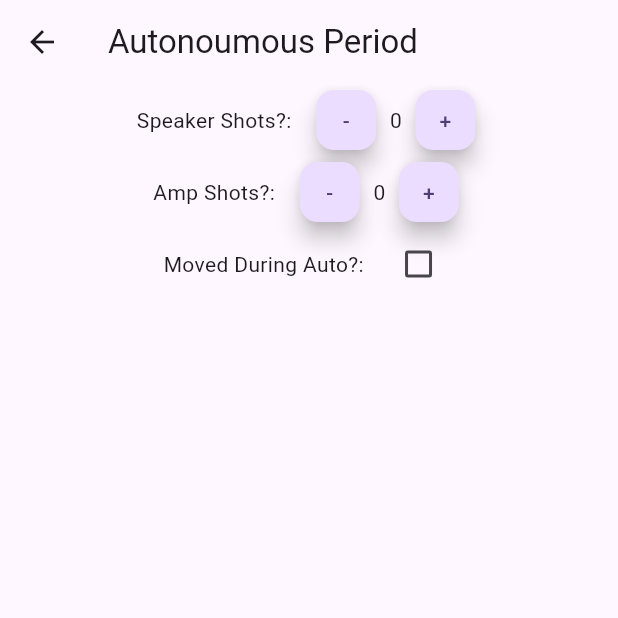
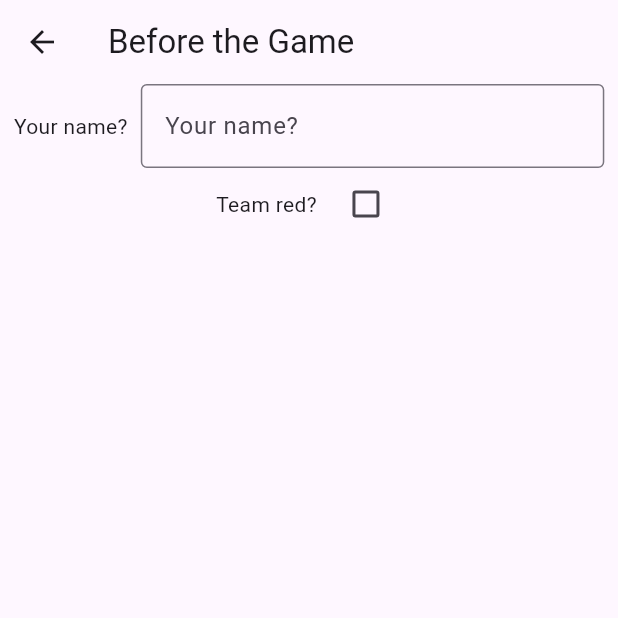
Before and after one commit to Aryan95614/FRC_SCOUTING_CRESCENDO_2023, a Flutter app: the screen it shows after launch, after a tap on "Start Scouting", on a phone screen of 412 x 824 dp, the top half of it. Run offline on Flutter 3.47's test engine with Material 3 defaults, Android fonts, the phone set to English and light mode, and no system bars; our stand-ins replace qr_flutter, screenshot, share_plus.

Commit message:
This is getting easier year by year

```diff
--- a/ScoutingApp1/lib/components/AddOrMinus.dart
+++ b/ScoutingApp1/lib/components/AddOrMinus.dart
@@ -24,7 +24,8 @@ class _AddOrMinusState extends State<AddOrMinus> {
       children: [
         Text("${widget.description} "),
         Functions.widthSpacing(),
-        FloatingActionButton.small(
+        Container(
+          child: ElevatedButton(
               onPressed: () {
                 setState(() {
                   if (Functions.dataclass.data[widget.value] > 0) {
@@ -35,6 +36,7 @@ class _AddOrMinusState extends State<AddOrMinus> {
               child: const Text(
                 "-",
               )),
+        ),
 
         // Adding some space
         Functions.widthSpacing(),
@@ -45,7 +47,8 @@ class _AddOrMinusState extends State<AddOrMinus> {
         // Adding some space
         Functions.widthSpacing(),
 
-        FloatingActionButton.small(
+        Container(
+          child: ElevatedButton(
               onPressed: () {
                 setState(() {
                   if (Functions.dataclass.data[widget.value] < 50) {
@@ -56,6 +59,7 @@ class _AddOrMinusState extends State<AddOrMinus> {
               child: const Text(
                 "+",
               )),
+        ),
       ],
     );
   }
--- /dev/null
+++ b/ScoutingApp1/lib/components/TextBoxField.dart
@@ -0,0 +1,45 @@
+import './functions.dart';
+import 'package:flutter/material.dart';
+
+class textBoxField extends StatefulWidget {
+  textBoxField({Key? key, required this.value, required this.description})
+      : super(key: key);
+
+  String value;
+  final String description;
+
+  @override
+  _TextBoxField createState() => _TextBoxField();
+}
+
+class _TextBoxField extends State<textBoxField> {
+  @override
+  Widget build(BuildContext context) {
+    return coolCheckbox(widget.value, widget.description);
+  }
+
+  Row coolCheckbox(String value, String description) {
+    return Row(
+      mainAxisAlignment: MainAxisAlignment.center,
+      children: [
+        Text("${widget.description} "),
+        Functions.widthSpacing(),
+        SizedBox(
+          width: MediaQuery.of(context).size.width * .75,
+          child: TextField(
+            obscureText: false,
+            decoration: InputDecoration(
+              border: const OutlineInputBorder(),
+              labelText: widget.description,
+            ),
+            onChanged: (String? changedText) {
+              Functions.dataclass.data[widget.value] = changedText!;
+              print(
+                  "Changed to ${Functions.dataclass.data[widget.value].toString()}");
+            },
+          ),
+        ),
+      ],
+    );
+  }
+}
--- a/ScoutingApp1/lib/components/functions.dart
+++ b/ScoutingApp1/lib/components/functions.dart
@@ -10,8 +10,13 @@ import '../pages/sample.dart';
 
 class Dataclass {
   Map<String, dynamic> data = {
+    "person_name": "",
     "team_name": "",
     "match_number": 0,
+
+    // Pregame
+
+    "color": false,
 
     // Auto
 
--- a/ScoutingApp1/lib/main.dart
+++ b/ScoutingApp1/lib/main.dart
@@ -1,5 +1,6 @@
 import 'package:flutter/material.dart';
 import './components/functions.dart';
+import './pages/Pregame.dart';
 import './pages/Auto.dart';
 import './pages/EndGame.dart';
 
@@ -21,8 +22,9 @@ class MyApp extends StatelessWidget {
       ),
       home: const MyHomePage(title: 'FRC 4976 Scouting App'),
       routes: {
+        "PreGamePage": (context) => const Pregame(title: 'Before the Game'),
         "AutoPage": (context) => const AutoPage(
-              title: "Autonoumous Period",
+              title: "Autonomous Period",
             ),
         "EndGamePage": (context) => const EndGame(title: "EndGame Period"),
       },
@@ -53,14 +55,11 @@ class _MyHomePageState extends State<MyHomePage> {
               mainAxisAlignment: MainAxisAlignment.center,
               children: <Widget>[
                 FloatingActionButton.extended(
-                  onPressed: () => showPage("AutoPage", context),
+                  heroTag: 'Go to the Auto Page',
+                  onPressed: () => showPage("PreGamePage", context),
                   label: const Text("Start Scouting"),
                 ),
                 Functions.verticalSpacing(),
-                FloatingActionButton.extended(
-                  onPressed: () => showPage("EndGamePage", context),
-                  label: const Text("End Scouting"),
-                ),
               ],
             ),
           ),
--- a/ScoutingApp1/lib/pages/Auto.dart
+++ b/ScoutingApp1/lib/pages/Auto.dart
@@ -14,12 +14,12 @@ class AutoPage extends StatefulWidget {
 }
 
 class _AutoPageState extends State<AutoPage> {
-  AddOrMinus speakerNoteCollection =
-      AddOrMinus(value: "speaker_note_score", description: "Speaker Shots?: ");
+  AddOrMinus speakerNoteCollection = new AddOrMinus(
+      value: "speaker_note_score", description: "Speaker Shots?: ");
   AddOrMinus ampNoteCollection =
-      AddOrMinus(value: "amp_note_score", description: "Amp Shots?: ");
-  checkbox moved =
-      checkbox(value: "moved_during_auto", description: "Moved During Auto?: ");
+      new AddOrMinus(value: "amp_note_score", description: "Amp Shots?: ");
+  checkbox moved = new checkbox(
+      value: "moved_during_auto", description: "Moved During Auto?: ");
 
   @override
   Widget build(BuildContext context) {
--- a/ScoutingApp1/lib/pages/EndGame.dart
+++ b/ScoutingApp1/lib/pages/EndGame.dart
@@ -14,11 +14,12 @@ class EndGame extends StatefulWidget {
 }
 
 class _EndGameState extends State<EndGame> {
-  checkbox climbed = checkbox(value: "climb", description: "Climbed?: ");
-  AddOrMinus trap = AddOrMinus(value: "trap", description: "Traps Scored: ");
+  checkbox climbed = new checkbox(value: "climb", description: "Climbed?: ");
+  AddOrMinus trap =
+      new AddOrMinus(value: "trap", description: "Traps Scored: ");
 
   checkbox chainFalling =
-      checkbox(value: "ChainFalling", description: "Fallen? ");
+      new checkbox(value: "ChainFalling", description: "Fallen? ");
 
   @override
   Widget build(BuildContext context) {
--- a/ScoutingApp1/lib/pages/Pregame.dart
+++ b/ScoutingApp1/lib/pages/Pregame.dart
@@ -0,0 +1,43 @@
+import 'package:flutter/gestures.dart';
+import 'package:flutter/material.dart';
+import 'package:scoutingapp1/components/AddOrMinus.dart';
+import 'package:scoutingapp1/components/TextBoxField.dart';
+import 'package:scoutingapp1/components/functions.dart';
+import 'package:scoutingapp1/components/Checkbox.dart';
+
+class Pregame extends StatefulWidget {
+  const Pregame({Key? key, required this.title}) : super(key: key);
+
+  final String title;
+
+  @override
+  State<Pregame> createState() => _PregameState();
+}
+
+class _PregameState extends State<Pregame> {
+  textBoxField personName =
+      new textBoxField(value: "person_name", description: "Your name?");
+  checkbox isRed = new checkbox(value: "color", description: "Team red?");
+
+  @override
+  Widget build(BuildContext context) {
+    return Scaffold(
+      appBar: AppBar(
+        title: Text(widget.title),
+      ),
+      body: SingleChildScrollView(
+        dragStartBehavior: DragStartBehavior.start,
+        child: Center(
+          child: Column(
+            mainAxisAlignment: MainAxisAlignment.center,
+            children: [
+              personName,
+              Functions.verticalSpacing(),
+              isRed,
+            ],
+          ),
+        ),
+      ),
+    );
+  }
+}
```
Lines whose indentation alone changed are shown as unchanged.
